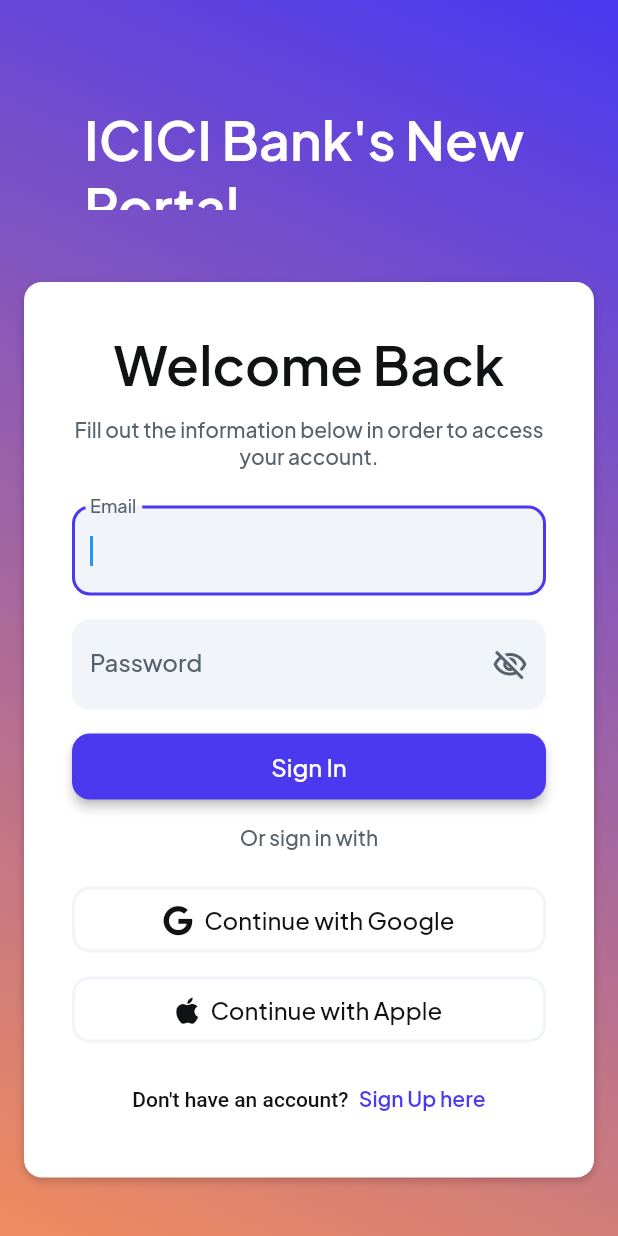
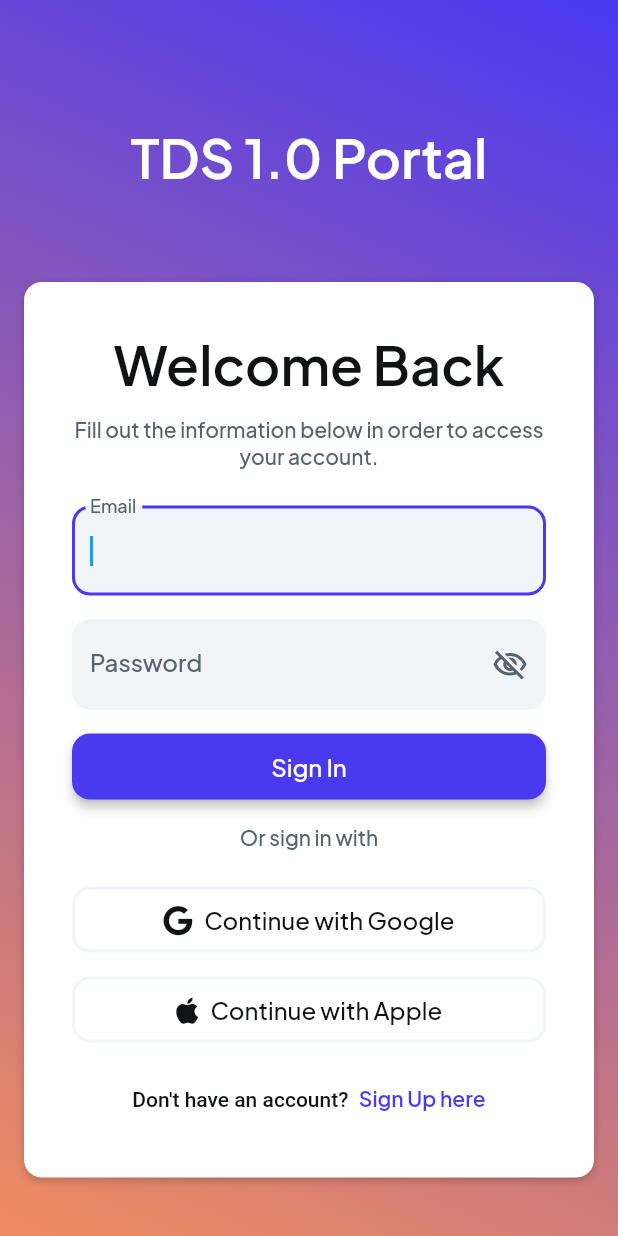
Before and after one commit to sanjeev-ff/devops-repo, a Flutter app: the screen it shows after launch, on a phone screen of 412 x 824 dp. Run offline on Flutter 3.47's test engine with Material 3 defaults, Android fonts, the phone set to English and light mode, and no system bars; drawn by our look-alikes of auto_size_text, flutter_animate; our stand-ins replace cached_network_image, font_awesome_flutter, from_css_color, go_router, google_fonts, page_transition and 3 more; missing offline and left inert: json_path; accounts and stored records are empty.

Commit message:
demo commit 2

```diff
--- a/lib/flutter_flow/flutter_flow_model.dart
+++ b/lib/flutter_flow/flutter_flow_model.dart
@@ -45,12 +45,17 @@
       _isInitialized = true;
     }
     if (context.widget is W) _widget = context.widget as W;
+    _context = context;
   }
 
   // The widget associated with this model. This is useful for accessing the
   // parameters of the widget, for example.
   W? _widget;
   W? get widget => _widget;
+
+  // The context associated with this model.
+  BuildContext? _context;
+  BuildContext? get context => _context;
 
   // Dispose methods
   // Whether to dispose this model when the corresponding widget is
--- a/lib/pages/login/login_widget.dart
+++ b/lib/pages/login/login_widget.dart
@@ -117,7 +117,7 @@
                     ),
                     alignment: AlignmentDirectional(0.0, 0.0),
                     child: Text(
-                      'ICICI Bank\'s New Portal',
+                      'TDS 1.0 Portal',
                       style: FlutterFlowTheme.of(context).displaySmall.override(
                             fontFamily: 'Plus Jakarta Sans',
                             color: Colors.white,
--- a/pubspec.yaml
+++ b/pubspec.yaml
@@ -30,7 +30,7 @@
   collection: 1.18.0
   flutter_animate: 4.5.0
   flutter_cache_manager: 3.3.1
-  font_awesome_flutter: 10.6.0
+  font_awesome_flutter: 10.7.0
   from_css_color: 2.0.0
   go_router: 12.1.3
   google_fonts: 6.1.0
@@ -86,9 +86,10 @@
     - assets/images/
     - assets/videos/
     - assets/audios/
-    - assets/lottie_animations/
     - assets/rive_animations/
     - assets/pdfs/
+    - assets/jsons/
+
 
 
   # An image asset can refer to one or more resolution-specific "variants", see
```
Also changed, not shown: assets/jsons/favicon.png (added), pubspec.lock.
